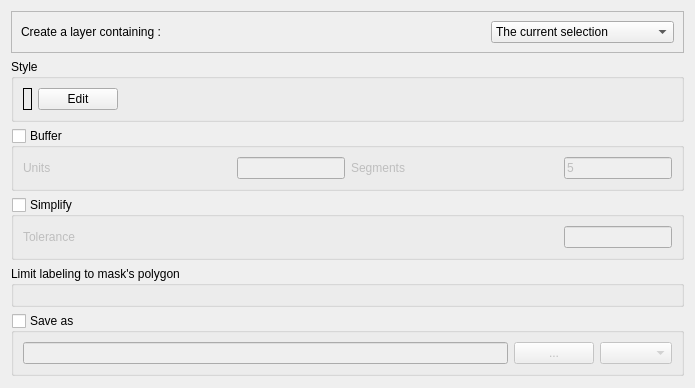
aeag/mask, file mask_plugin/ui_plugin_mask.ui: the form before one commit; both pictures show x 0 to 695 and y 0 to 388 of the 695 by 779 pixel window.
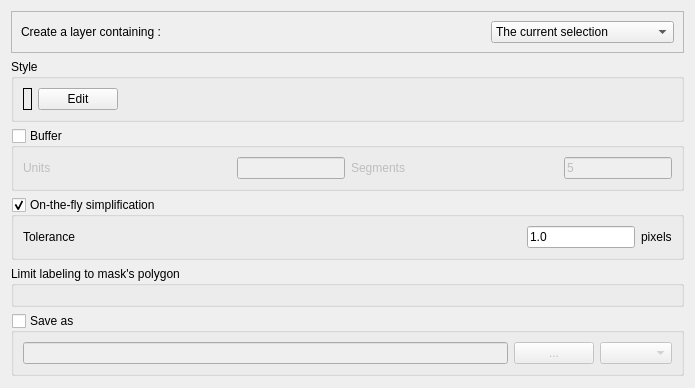
The form after the commit.

Commit message: Fix in_mask, simplification and test

The edit to the form file:
```diff
--- a/mask_plugin/ui_plugin_mask.ui
+++ b/mask_plugin/ui_plugin_mask.ui
@@ -188,13 +188,13 @@
    <item>
     <widget class="QGroupBox" name="simplifyGroup">
      <property name="title">
-      <string>Simplify</string>
+      <string>On-the-fly simplification</string>
      </property>
      <property name="checkable">
       <bool>true</bool>
      </property>
      <property name="checked">
-      <bool>false</bool>
+      <bool>true</bool>
      </property>
      <layout class="QVBoxLayout" name="verticalLayout_5">
       <item>
@@ -219,6 +219,16 @@
             <horstretch>0</horstretch>
             <verstretch>0</verstretch>
            </sizepolicy>
+          </property>
+          <property name="text">
+           <string>1.0</string>
+          </property>
+         </widget>
+        </item>
+        <item>
+         <widget class="QLabel" name="label_3">
+          <property name="text">
+           <string>pixels</string>
           </property>
          </widget>
         </item>
```
The commit also changes 4 other files.
